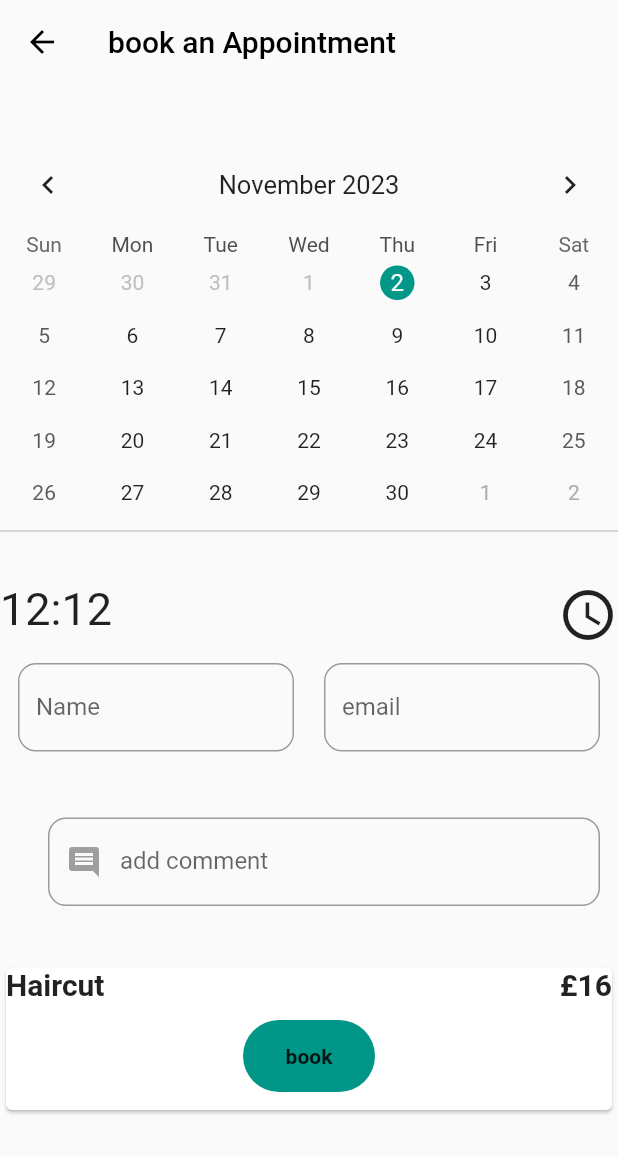
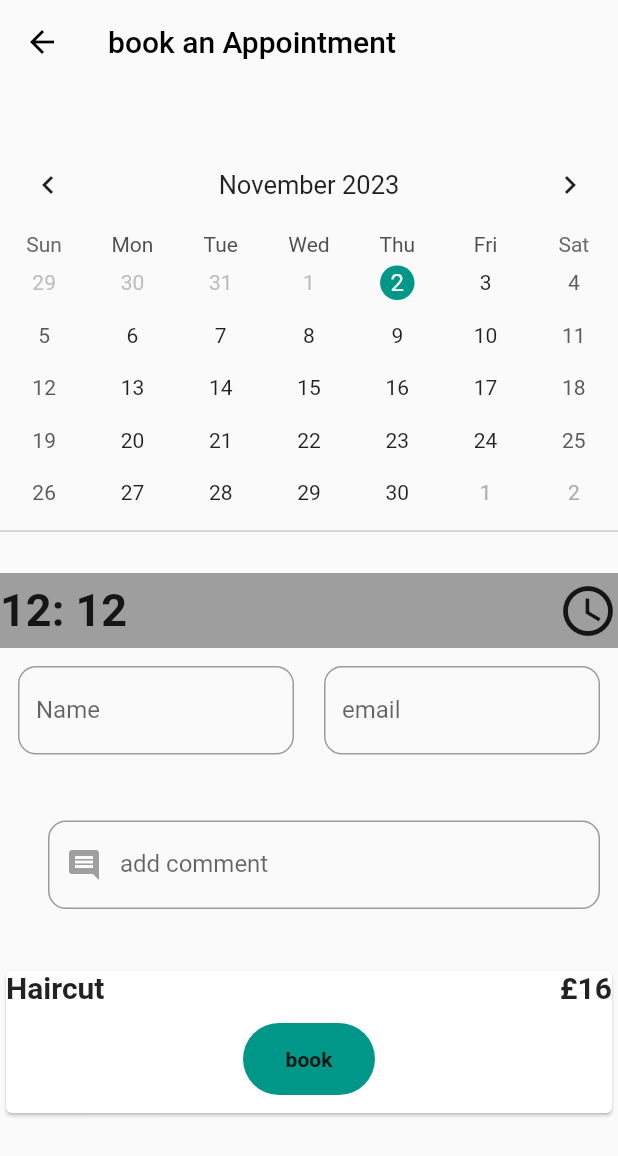
Before and after one commit to Amjadyabroudi128/bookMe, a Flutter app: the Services screen opened directly, on a phone screen of 412 x 824 dp. Shown: the top 1156 px of the screen. Run offline on Flutter 3.47's test engine with Material 2 defaults, Android fonts, the phone set to English and light mode, and no system bars; drawn by our look-alikes of table_calendar; our stand-ins replace animated_text_kit, cloud_firestore, firebase_auth, firebase_core; accounts and stored records are empty.

```diff
--- a/lib/Screens/Services.dart
+++ b/lib/Screens/Services.dart
@@ -59,30 +59,33 @@ class _HairCutsState extends State<Services> {
                   selectedDayPredicate: (day) => isSameDay(day, today),
                   focusedDay: today,
                   firstDay: DateTime.now(),
-                  lastDay: DateTime.utc(2030, 3, 10, 4, 3, 12).toLocal(),
+                  lastDay: DateTime.utc(2030, 3, 10),
                   onDaySelected: _onDaySelected,
                 ),
               ),
               Divider(thickness: 0.5, color: Colors.grey,),
               SizedBox(height: 20,),
-              Row(
-                children: [
-                  Text("${time.hour}:${time.minute}", style: TextStyle(fontSize: 30),),
-                  Spacer(),
-                  IconButton(
-                      onPressed: ()async{
-                        TimeOfDay? newTime = await
-                        showTimePicker(context: context,
-                            initialTime: time);
-                        if(newTime == null) return;
-                        setState (()=> time = newTime);
-                      },
-                      icon: Icon(Icons.access_time_outlined, size: 40,)),
-
-                ],
+              GestureDetector(
+                onTap: () async {
+                  TimeOfDay? newTime = await showTimePicker(
+                      context: context,
+                      initialTime: time);
+                  if(newTime == null) return;
+                  setState(() => time = newTime);
+                },
+                child: Container(
+                  color: Colors.grey,
+                  height: 50,
+                  width: MediaQuery.of(context).size.width,
+                  child: Row(
+                    children: [
+                      Text("${time.hour}: ${time.minute}", style: TextStyle(fontSize: 30, fontWeight: FontWeight.bold),),
+                      Spacer(),
+                      Icon(Icons.access_time_outlined, size: 40,)
+                    ],
+                  ),
+                ),
               ),
-
-
               Padding(
                 padding: EdgeInsets.all(12),
                 child: Row(
@@ -171,7 +174,7 @@ class _HairCutsState extends State<Services> {
                               {
                                 "service": widget.value,
                                 "price": ("£${widget.price}"),
-                                "date": DateTime.utc(2030, 1, 3,).toLocal(),
+                                "date": today,
                                 "name": nameController.text,
                                 "comment": commentController.text,
                                 "time": ("${time.hour}: ${time.minute}"),
@@ -180,10 +183,10 @@ class _HairCutsState extends State<Services> {
                             print('things submitted');
                             clearText();
 
-                            // Navigator.push(
-                            //   context,
-                            //   CupertinoPageRoute(builder: (context) => const allBooked()),
-                            // );
+                            Navigator.push(
+                              context,
+                              CupertinoPageRoute(builder: (context) => const allBooked()),
+                            );
                           },
                         ),
                       ),
```
